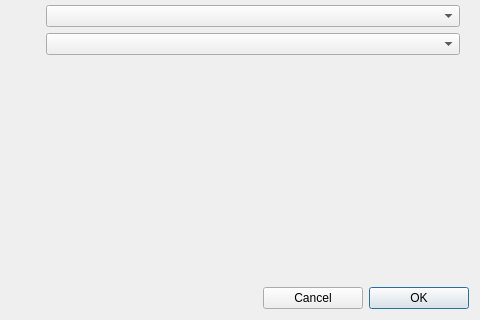
Above: trunk/daetools-package/daetools/dae_simulator/simulation_explorer.ui from v1kko/daetools before the change; both pictures show x 280 to 760 and y 230 to 550 of the 760 by 550 pixel window. Below: the same form after it.
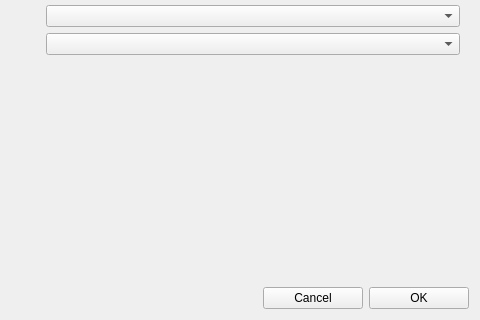
That is the form after the change.

Diff of the .ui file:
```diff
--- a/trunk/daetools-package/daetools/dae_simulator/simulation_explorer.ui
+++ b/trunk/daetools-package/daetools/dae_simulator/simulation_explorer.ui
@@ -575,8 +575,11 @@
        <property name="text">
         <string>OK</string>
        </property>
+       <property name="autoDefault">
+        <bool>false</bool>
+       </property>
        <property name="default">
-        <bool>true</bool>
+        <bool>false</bool>
        </property>
       </widget>
      </item>
```
